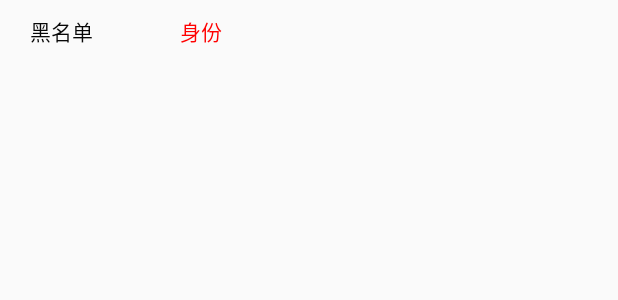
After one commit to Zihao-Wu/Android-Intercept, an Android app: the layout item_intercept.xml on its own in the app's theme, with its tools: preview values and no code run, on a phone screen of 412 x 824 dp. The commit adds this screen. Shown: the top 300 px of the screen. Run offline under Robolectric (Android 15) with nearby library versions, the phone set to English and light mode, and no system bars.

```diff
--- a/app/src/main/java/com/wzh/androidintercept/bean/PhoneBean.java
+++ b/app/src/main/java/com/wzh/androidintercept/bean/PhoneBean.java
@@ -27,6 +27,5 @@ public class PhoneBean implements Serializable {
             return ((PhoneBean)obj).phone.equals(phone);
         }
         return false;
-
     }
 }
--- a/app/src/main/java/com/wzh/androidintercept/utils/PreferceHelper.java
+++ b/app/src/main/java/com/wzh/androidintercept/utils/PreferceHelper.java
@@ -29,7 +29,7 @@ public class PreferceHelper<T> {
     public static final String KEY_INTERCEPT_ENABLE = "intercept_enable";//是否拦截
     public static final String KEY_BLACK_LIST = "blackList";//黑名单
     public static final String KEY_WHITE_LIST = "whiteList";//白名单
-    public static final String KEY_LIST = "list";//拦截记录
+    public static final String KEY_INTERCEPT_LIST = "interceptList";//拦截记录
 
     private static Context ctx;
 
--- /dev/null
+++ b/app/src/main/res/layout/item_intercept.xml
@@ -0,0 +1,28 @@
+<?xml version="1.0" encoding="utf-8"?>
+<LinearLayout xmlns:android="http://schemas.android.com/apk/res/android"
+    android:layout_width="match_parent"
+    android:layout_height="match_parent"
+    android:orientation="horizontal">
+
+    <TextView
+        android:layout_width="wrap_content"
+        android:layout_height="wrap_content"
+        android:minWidth="120dp"
+        android:textSize="14sp"
+        android:id="@+id/tv_phone"
+        android:textColor="@color/tv_black"
+        android:paddingLeft="20dp"
+        android:paddingTop="10dp"
+        android:paddingBottom="10dp"
+        android:text="黑名单"/>
+
+    <TextView
+        android:layout_width="wrap_content"
+        android:layout_height="wrap_content"
+        android:textSize="14sp"
+        android:id="@+id/tv_identity"
+        android:textColor="@color/tv_red"
+        android:paddingTop="10dp"
+        android:paddingBottom="10dp"
+        android:text="身份"/>
+</LinearLayout>
--- a/app/src/main/res/values/colors.xml
+++ b/app/src/main/res/values/colors.xml
@@ -5,6 +5,7 @@
     <color name="colorAccent">#D81B60</color>
     <color name="tv_black">#070707</color>
     <color name="tv_gray">#DBDBDB</color>
+    <color name="tv_red">#ff0000</color>
     <color name="line">#dddddd</color>
 
 
```
Also changed, not shown: app/src/main/java/com/wzh/androidintercept/MainActivity.java (+19 -1 lines), app/src/main/java/com/wzh/androidintercept/PhoneReceiver.java (+77 -14 lines), app/src/main/java/com/wzh/androidintercept/bean/CheckPhoneResult.java (+10 -0 lines), app/src/main/java/com/wzh/androidintercept/bean/InterceptItem.java (added, +16 -0 lines), app/src/main/java/com/wzh/androidintercept/network/NetWorkUtils.java (+16 -6 lines), app/src/main/java/com/wzh/androidintercept/ui/InterceptRecordActivity.java (+25 -36 lines).
